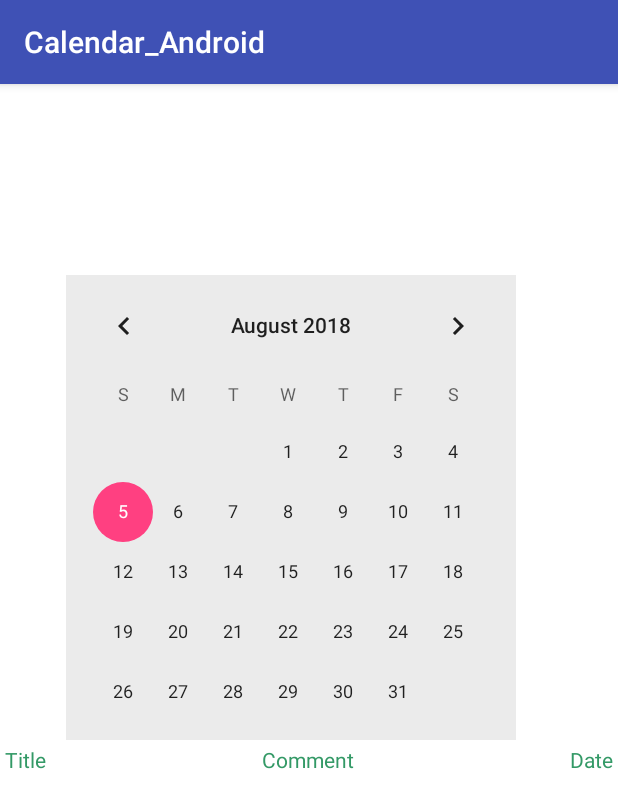
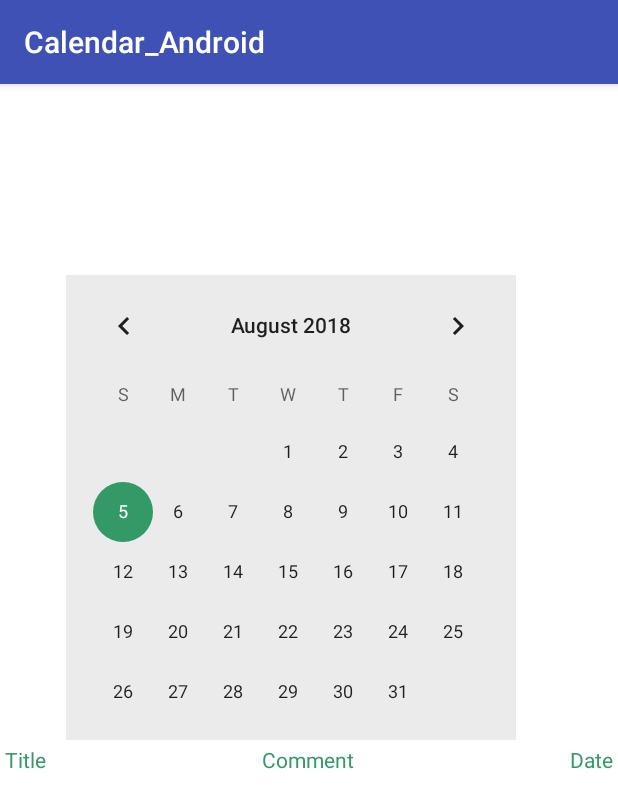
Before and after one commit to emeldinc/Calendar_Android, an Android app: the screen it shows after launch (MainActivity), on a phone screen of 412 x 824 dp. Shown: the top 808 px of the screen. Run offline under Robolectric (Android 15) with nearby library versions, the phone set to English and light mode, and no system bars; our stand-ins replace Volley; network calls fail.

Commit message:
TableView added and rearranged colors.

```diff
--- a/app/src/main/res/values/colors.xml
+++ b/app/src/main/res/values/colors.xml
@@ -2,5 +2,5 @@
 <resources>
     <color name="colorPrimary">#3F51B5</color>
     <color name="colorPrimaryDark">#303F9F</color>
-    <color name="colorAccent">#FF4081</color>
+    <color name="colorAccent">#339966</color>
 </resources>
```
